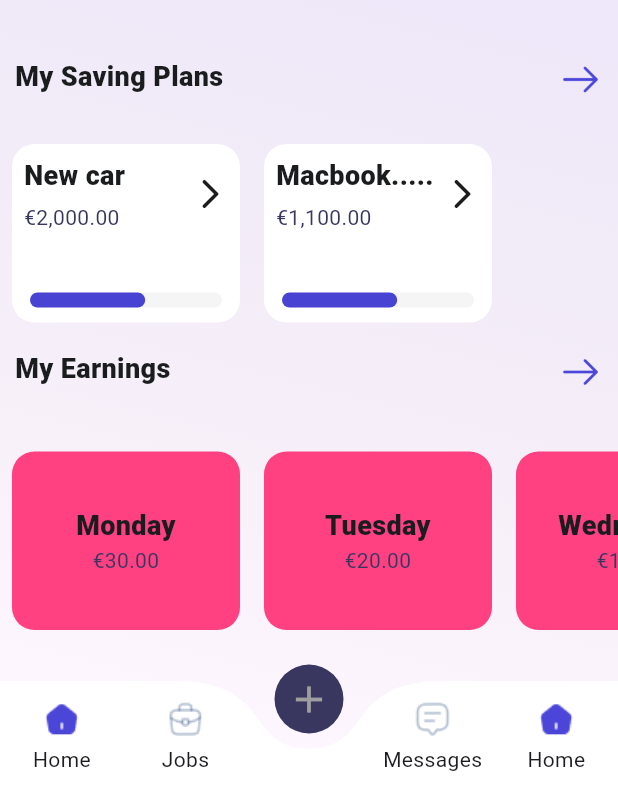
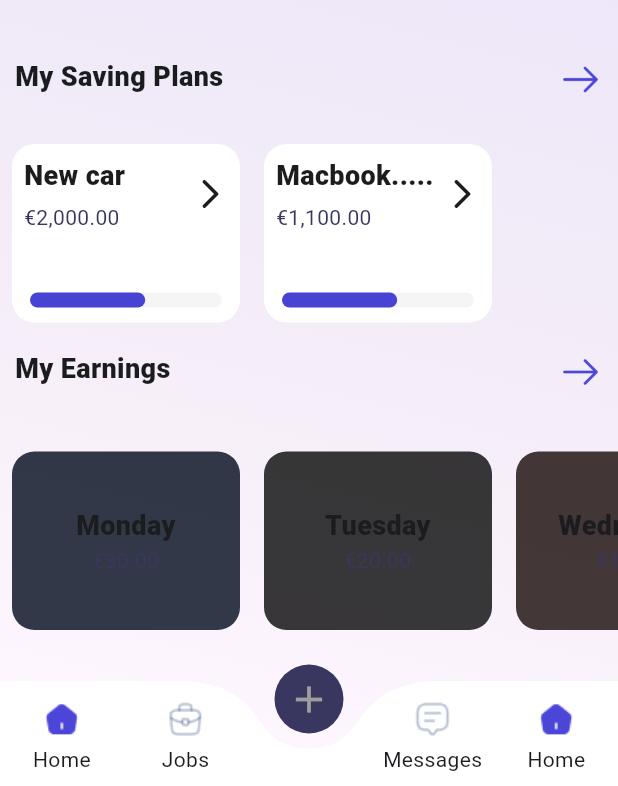
Before and after one commit to kiddo4/uniflex, a Flutter app: the HomePage screen opened directly, on a phone screen of 412 x 824 dp, the part 450-1236 px from its top. Run offline on Flutter 3.47's test engine with Material 3 defaults, Android fonts, the light colour scheme and no system bars; drawn by our look-alikes of curved_labeled_navigation_bar; our stand-ins replace flutter_screenutil, flutter_svg.

Commit message:
almost done

```diff
--- a/lib/model/earnings.dart
+++ b/lib/model/earnings.dart
@@ -1,12 +1,33 @@
+import 'dart:ui';
+
 class Earnings {
   final String text;
   final String amount;
+  Color? bgColor;
+  Earnings({ required this.text, required this.amount, this.bgColor}); //
+}
+Color blendedColor = Color.fromRGBO(
+  (0 * 0.7 + 0 * 0.1).round(),   // Red
+  (0 * 0.7 + 87 * 0.1).round(),  // Green
+  (0 * 0.7 + 255 * 0.1).round(), // Blue
+  (0.7 + 0.1).clamp(0.0, 1.0),   // Adjusted to ensure opacity is between 0 and 1
+);
+Color blendedColor1 = Color.fromRGBO(
+  ((0 * 0.7) + (69 * 0.1)).round(),   // Red
+  ((0 * 0.7) + (69 * 0.1)).round(),   // Green
+  ((0 * 0.7) + (69 * 0.1)).round(),   // Blue
+  (0.7 + 0.1).clamp(0.0, 1.0),        // Opacity
+);
 
-  Earnings({ required this.text, required this.amount}); //
-}
+Color blendedColor3 = Color.fromRGBO(
+  ((0 * 0.7) + (224 * 0.1)).round(),   // Red
+  ((0 * 0.7) + (83 * 0.1)).round(),    // Green
+  ((0 * 0.7) + (61 * 0.1)).round(),    // Blue
+  (0.7 + 0.1).clamp(0.0, 1.0),          // Opacity
+);
 
 List<Earnings> earnings = [
-  Earnings(text: 'Monday', amount: '30.00'),
-  Earnings(text: 'Tuesday', amount: '20.00'),
-  Earnings(text: 'Wednesday', amount: '10.00')
+  Earnings(text: 'Monday', amount: '30.00', bgColor: blendedColor),
+  Earnings(text: 'Tuesday', amount: '20.00', bgColor: blendedColor1),
+  Earnings(text: 'Wednesday', amount: '10.00', bgColor: blendedColor3)
 ];
--- a/lib/widget/earnings_card.dart
+++ b/lib/widget/earnings_card.dart
@@ -14,7 +14,7 @@ class EarningsCard extends StatelessWidget {
             width: 152,
             decoration: BoxDecoration(
               borderRadius: BorderRadius.circular(15),
-              color: Colors.pinkAccent,
+              color: earnings.bgColor,
             ),
             child: Column(
               mainAxisAlignment: MainAxisAlignment.center,
```
Also changed, not shown: assets/profile.png (added).
